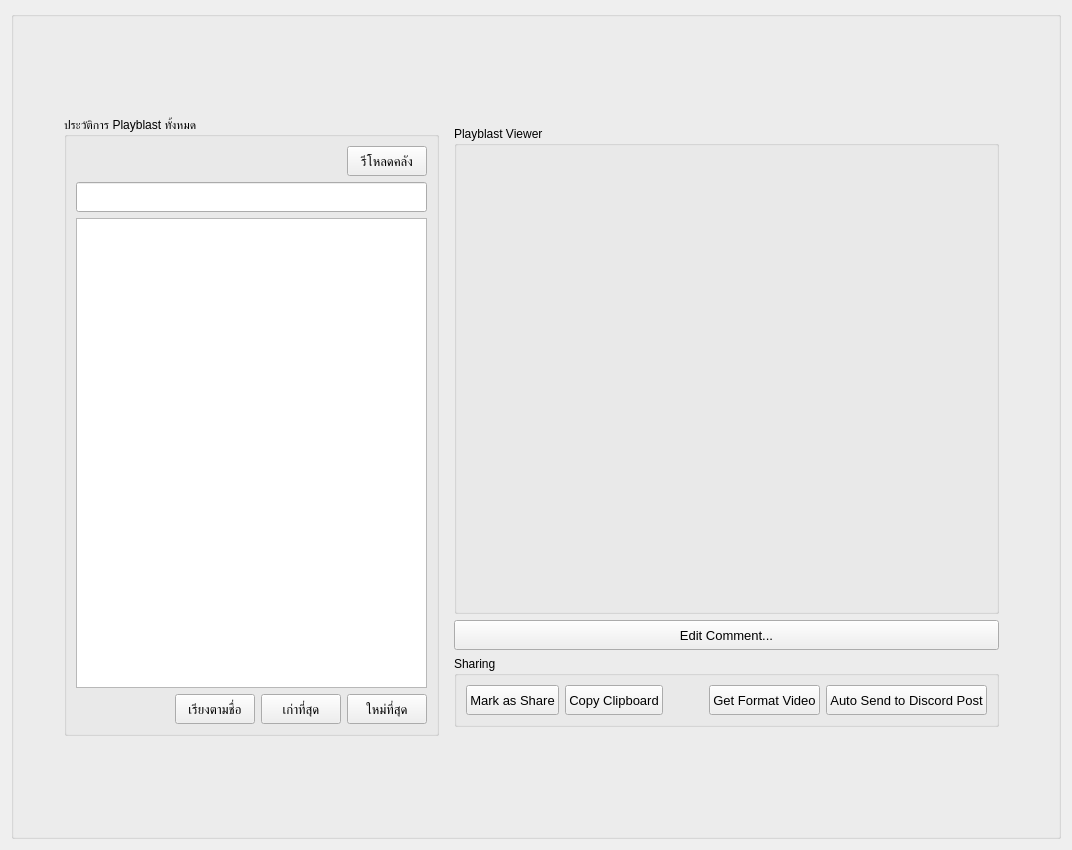
Above: interface/UkoreShotPage.ui from tonmaiart/UkoreShot before the change. Below: the same form after it.
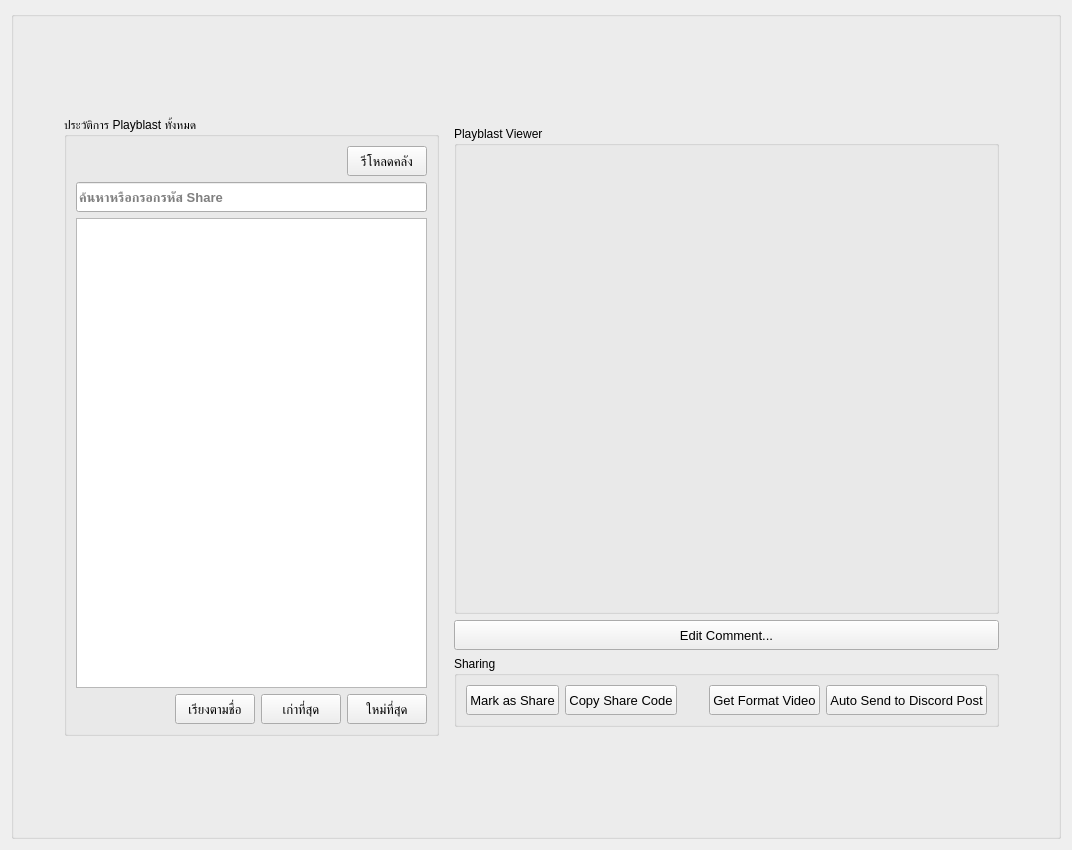
That is the form after the change.

Commit message: Huge Update Ukore Shot

Diff of the .ui file:
```diff
--- a/interface/UkoreShotPage.ui
+++ b/interface/UkoreShotPage.ui
@@ -19,7 +19,7 @@
      <property name="title">
       <string/>
      </property>
-     <layout class="QGridLayout" name="gridLayout_4" columnstretch="4,0">
+     <layout class="QGridLayout" name="gridLayout_4" columnstretch="4,6">
       <property name="leftMargin">
        <number>50</number>
       </property>
@@ -92,7 +92,7 @@
                </font>
               </property>
               <property name="text">
-               <string>Copy Clipboard</string>
+               <string>Copy Share Code</string>
               </property>
              </widget>
             </item>
@@ -261,6 +261,9 @@
              <bold>true</bold>
             </font>
            </property>
+           <property name="placeholderText">
+            <string>ค้นหาหรือกรอกรหัส Share</string>
+           </property>
           </widget>
          </item>
          <item row="2" column="0">
```
